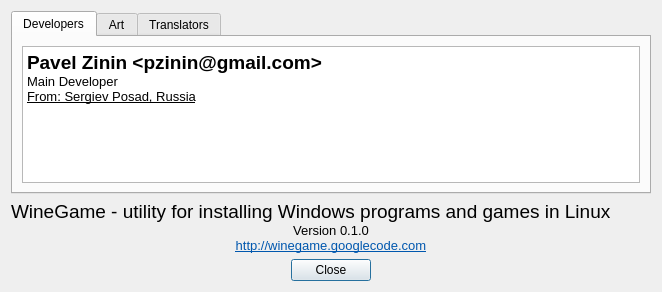
The window that src/about.ui (pashazz/winegame) describes before a commit, drawn with Qt 5.
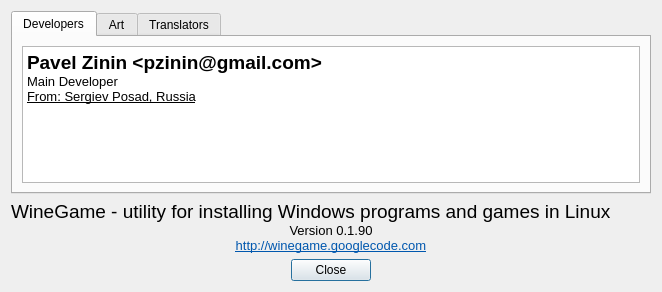
The same window after the commit.

Commit message: First version of winegame-0.2. Compilation errors are available

Diff of the .ui file:
```diff
--- a/src/about.ui
+++ b/src/about.ui
@@ -105,7 +105,7 @@
 p, li { white-space: pre-wrap; }
 &lt;/style&gt;&lt;/head&gt;&lt;body style=&quot; font-family:'Droid Sans'; font-size:9pt; font-weight:400; font-style:normal;&quot;&gt;
 &lt;p style=&quot; margin-top:0px; margin-bottom:0px; margin-left:0px; margin-right:0px; -qt-block-indent:0; text-indent:0px;&quot;&gt;&lt;span style=&quot; font-size:14pt;&quot;&gt;WineGame - utility for installing Windows programs and games in Linux&lt;/span&gt;&lt;/p&gt;
-&lt;p align=&quot;center&quot; style=&quot; margin-top:0px; margin-bottom:0px; margin-left:0px; margin-right:0px; -qt-block-indent:0; text-indent:0px;&quot;&gt;&lt;span style=&quot; font-size:10pt;&quot;&gt;Version 0.1.0&lt;/span&gt;&lt;/p&gt;
+&lt;p align=&quot;center&quot; style=&quot; margin-top:0px; margin-bottom:0px; margin-left:0px; margin-right:0px; -qt-block-indent:0; text-indent:0px;&quot;&gt;&lt;span style=&quot; font-size:10pt;&quot;&gt;Version 0.1.90&lt;/span&gt;&lt;/p&gt;
 &lt;p align=&quot;center&quot; style=&quot; margin-top:0px; margin-bottom:0px; margin-left:0px; margin-right:0px; -qt-block-indent:0; text-indent:0px;&quot;&gt;&lt;a href=&quot;http://winegame.googlecode.com&quot;&gt;&lt;span style=&quot; font-size:10pt; text-decoration: underline; color:#0057ae;&quot;&gt;http://winegame.googlecode.com&lt;/span&gt;&lt;/a&gt;&lt;/p&gt;&lt;/body&gt;&lt;/html&gt;</string>
      </property>
     </widget>
```
The commit also changes 12 other files.
